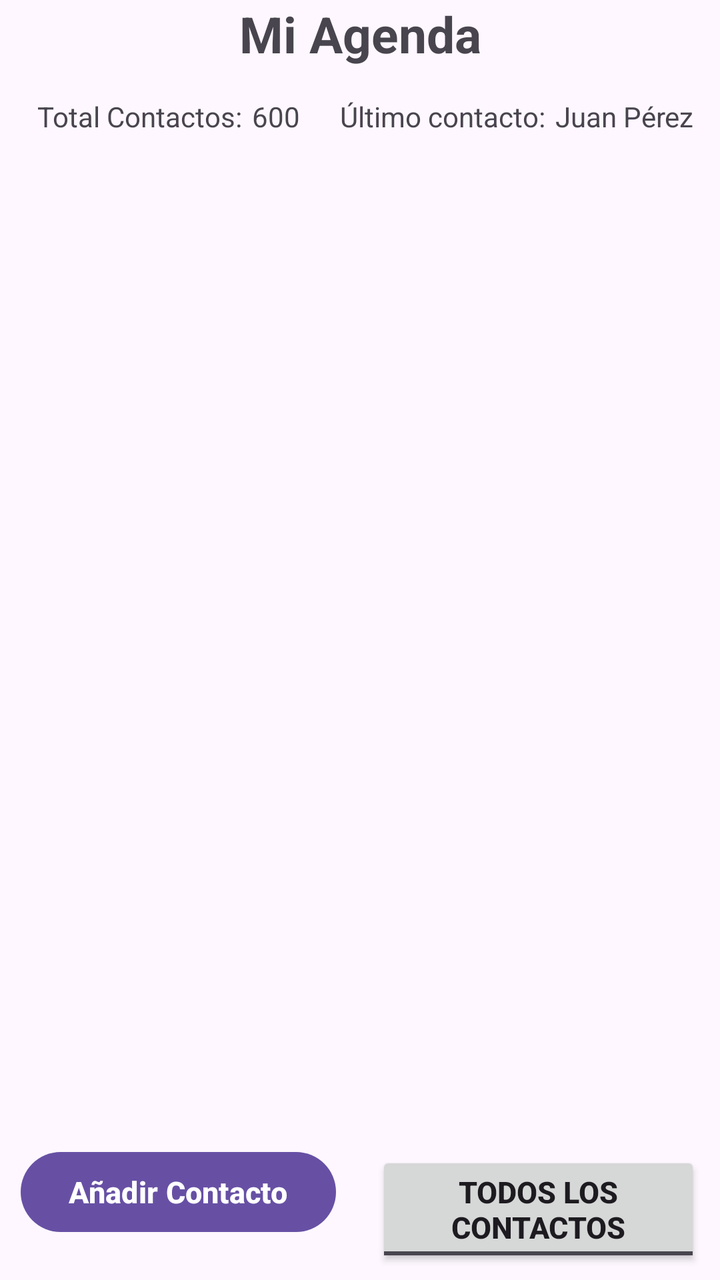
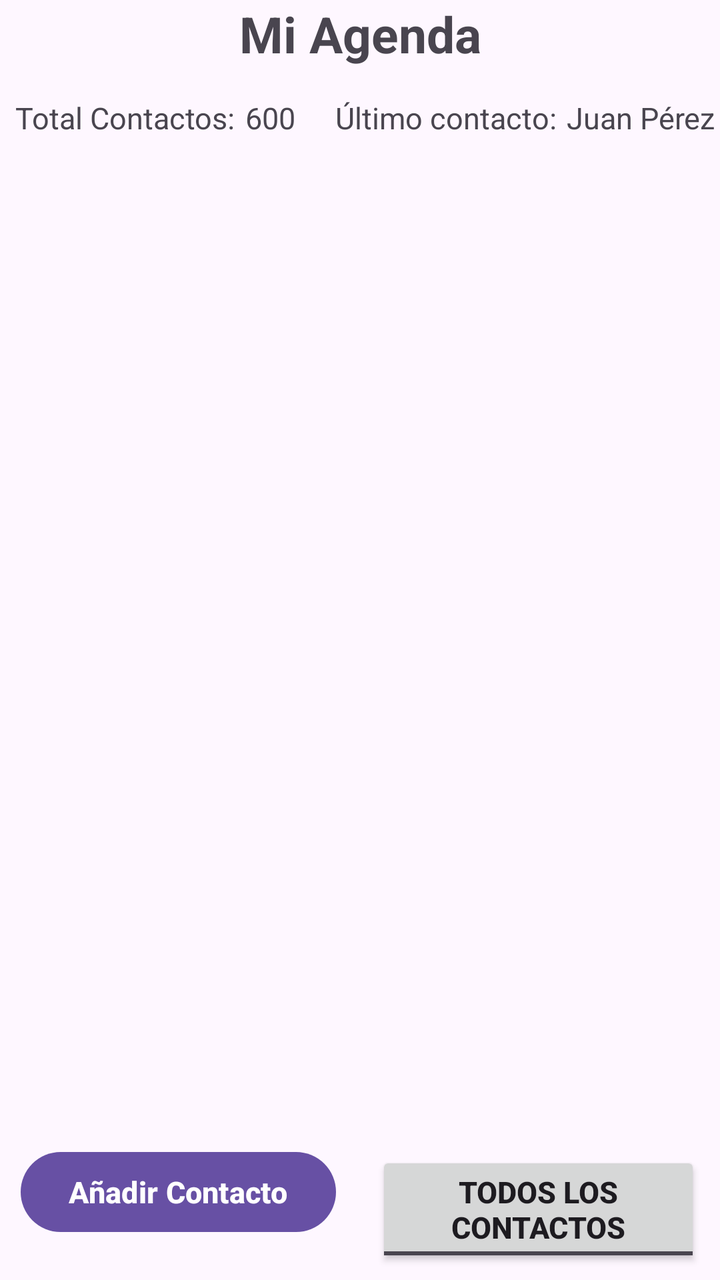

Compare the two renders of this Android layout. The source of the first and the diff that turns it into the second are given below.
<!-- AndroidManifest.xml: application theme Theme.MiAgenda -->
<!-- res/layout/activity_main.xml -->
<?xml version="1.0" encoding="utf-8"?>
<androidx.constraintlayout.widget.ConstraintLayout xmlns:android="http://schemas.android.com/apk/res/android"
    xmlns:app="http://schemas.android.com/apk/res-auto"
    xmlns:tools="http://schemas.android.com/tools"
    android:id="@+id/main"
    android:layout_width="match_parent"
    android:layout_height="match_parent"
    tools:context=".MainActivity">

    <TextView
        android:id="@+id/title"
        android:layout_width="wrap_content"
        android:layout_height="wrap_content"
        android:text="@string/app_name"
        app:layout_constraintTop_toTopOf="parent"
        app:layout_constraintEnd_toEndOf="parent"
        app:layout_constraintStart_toStartOf="parent"
        android:textSize="25sp"
        android:textStyle="bold"
    />

    <LinearLayout
        android:layout_width="wrap_content"
        android:layout_height="wrap_content"
        app:layout_constraintStart_toStartOf="@+id/title"
        app:layout_constraintEnd_toEndOf="@+id/title"
        app:layout_constraintTop_toBottomOf="@+id/title"
        android:textSize="15sp"
        android:layout_margin="10sp"
        android:orientation="horizontal">

        <TextView
            android:id="@+id/contactos"
            android:layout_width="wrap_content"
            android:layout_height="wrap_content"
            android:text="@string/contacts"
            android:padding="5sp"
        />
        
        <TextView
            android:id="@+id/nº_contactos"
            android:layout_width="wrap_content"
            android:layout_height="wrap_content"
            android:text="@string/nº_contacts"
            android:paddingStart="0sp"
            android:paddingEnd="10sp"
        />

        <TextView
            android:id="@+id/lastContactText"
            android:layout_width="wrap_content"
            android:layout_height="wrap_content"
            android:text="@string/last_contact_text"
            android:paddingStart="10sp"
            android:paddingEnd="5sp"
        />
        <TextView
            android:id="@+id/lastContact"
            android:layout_width="wrap_content"
            android:layout_height="wrap_content"
            android:text="@string/last_contact"
        />

    </LinearLayout>

    <LinearLayout
        android:layout_width="wrap_content"
        android:layout_height="wrap_content"
        app:layout_constraintStart_toStartOf="@+id/title"
        app:layout_constraintEnd_toEndOf="@+id/title"
        app:layout_constraintBottom_toBottomOf="parent">

        <Button
            android:id="@+id/addContact"
            android:layout_width="wrap_content"
            android:layout_height="wrap_content"
            android:text="@string/add_contact"
            android:textSize="15sp"
            android:textStyle="bold"
            android:layout_margin="10sp"
        />
        <ToggleButton
            android:id="@+id/only_favourites"
            android:layout_width="wrap_content"
            android:layout_height="wrap_content"
            android:textOff="@string/all_contacts"
            android:textOn="@string/only_favourites"
            android:textSize="15sp"
            android:textStyle="bold"
            android:checked="false"
            android:layout_margin="10sp"
        />

    </LinearLayout>

</androidx.constraintlayout.widget.ConstraintLayout>
<!-- resources referenced by this layout -->
<resources>
  <string name="add_contact">Añadir Contacto</string>
  <string name="all_contacts">Todos los contactos</string>"
  <string name="app_name">Mi Agenda</string>
  <string name="contacts">Total Contactos: </string>
  <string name="last_contact">Juan Pérez</string>
  <string name="last_contact_text">Último contacto: </string>
  <string name="only_favourites">Solo favoritos</string>
  <style name="Theme.MiAgenda" parent="Base.Theme.MiAgenda" />
  <style name="Base.Theme.MiAgenda" parent="Theme.Material3.DayNight.NoActionBar">
          
          
      </style>
</resources>

<!-- the commit's change to res/layout/activity_main.xml (unified diff, before → after) -->
@@ -20,13 +20,13 @@
     />
 
     <LinearLayout
+        android:id="@+id/infoLayout"
         android:layout_width="wrap_content"
         android:layout_height="wrap_content"
         app:layout_constraintStart_toStartOf="@+id/title"
         app:layout_constraintEnd_toEndOf="@+id/title"
         app:layout_constraintTop_toBottomOf="@+id/title"
-        android:textSize="15sp"
-        android:layout_margin="10sp"
+        android:layout_margin="10dp"
         android:orientation="horizontal">
 
         <TextView
@@ -34,16 +34,18 @@
             android:layout_width="wrap_content"
             android:layout_height="wrap_content"
             android:text="@string/contacts"
-            android:padding="5sp"
+            android:padding="5dp"
+            android:textSize="15sp"
         />
         
         <TextView
-            android:id="@+id/nº_contactos"
+            android:id="@+id/contacts_count"
             android:layout_width="wrap_content"
             android:layout_height="wrap_content"
-            android:text="@string/nº_contacts"
-            android:paddingStart="0sp"
-            android:paddingEnd="10sp"
+            android:text="@string/contacts_count"
+            android:paddingStart="0dp"
+            android:paddingEnd="10dp"
+            android:textSize="15sp"
         />
 
         <TextView
@@ -51,19 +53,22 @@
             android:layout_width="wrap_content"
             android:layout_height="wrap_content"
             android:text="@string/last_contact_text"
-            android:paddingStart="10sp"
-            android:paddingEnd="5sp"
+            android:paddingStart="10dp"
+            android:paddingEnd="5dp"
+            android:textSize="15sp"
         />
         <TextView
             android:id="@+id/lastContact"
             android:layout_width="wrap_content"
             android:layout_height="wrap_content"
             android:text="@string/last_contact"
+            android:textSize="15sp"
         />
 
     </LinearLayout>
 
     <LinearLayout
+        android:id="@+id/buttonsLayout"
         android:layout_width="wrap_content"
         android:layout_height="wrap_content"
         app:layout_constraintStart_toStartOf="@+id/title"
@@ -77,7 +82,7 @@
             android:text="@string/add_contact"
             android:textSize="15sp"
             android:textStyle="bold"
-            android:layout_margin="10sp"
+            android:layout_margin="10dp"
         />
         <ToggleButton
             android:id="@+id/only_favourites"
@@ -88,9 +93,18 @@
             android:textSize="15sp"
             android:textStyle="bold"
             android:checked="false"
-            android:layout_margin="10sp"
+            android:layout_margin="10dp"
         />
 
     </LinearLayout>
 
+    <androidx.recyclerview.widget.RecyclerView
+        android:id="@+id/recyclerContacts"
+        android:layout_width="0dp"
+        android:layout_height="0dp"
+        app:layout_constraintTop_toBottomOf="@id/infoLayout"
+        app:layout_constraintBottom_toTopOf="@id/buttonsLayout"
+        app:layout_constraintStart_toStartOf="parent"
+        app:layout_constraintEnd_toEndOf="parent"/>
+
 </androidx.constraintlayout.widget.ConstraintLayout>
<!-- resource entries referenced after the edit -->
@@ -4,6 +4,7 @@
   <string name="all_contacts">Todos los contactos</string>"
   <string name="app_name">Mi Agenda</string>
   <string name="contacts">Total Contactos: </string>
+  <string name="contacts_count">600</string>
   <string name="last_contact">Juan Pérez</string>
   <string name="last_contact_text">Último contacto: </string>
   <string name="only_favourites">Solo favoritos</string>
